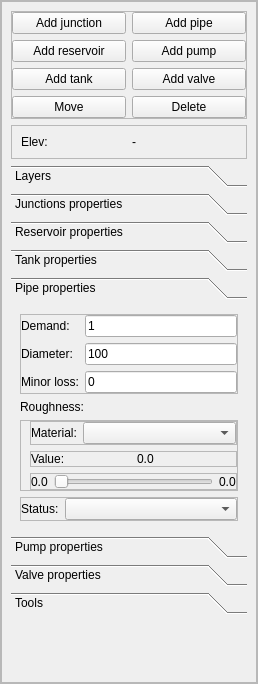
aecforge/QEPANET, file qepanet_dockwidget.ui: the form before one commit.
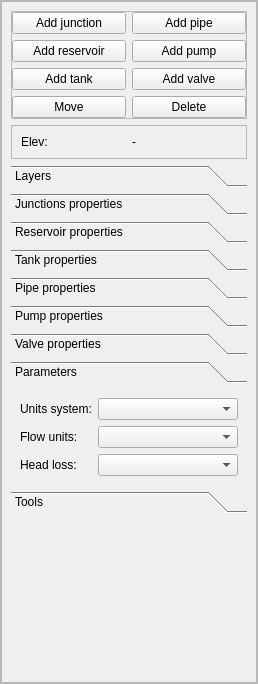
The form after the commit. The open tabs and pages were chosen to show the change.

Commit message: - Added support for US measurement system

```diff
--- a/qepanet_dockwidget.ui
+++ b/qepanet_dockwidget.ui
@@ -501,7 +501,7 @@
                <rect>
                 <x>0</x>
                 <y>0</y>
-                <width>236</width>
+                <width>219</width>
                 <height>220</height>
                </rect>
               </property>
@@ -538,7 +538,7 @@
                   <item row="1" column="0">
                    <widget class="QLabel" name="lbl_pipe_diameter">
                     <property name="text">
-                     <string>Diameter:</string>
+                     <string>Diameter [m]:</string>
                     </property>
                    </widget>
                   </item>
@@ -552,7 +552,7 @@
                   <item row="2" column="0">
                    <widget class="QLabel" name="lbl_pipe_loss">
                     <property name="text">
-                     <string>Minor loss:</string>
+                     <string>Minor loss [-]:</string>
                     </property>
                    </widget>
                   </item>
@@ -569,7 +569,7 @@
                <item>
                 <widget class="QLabel" name="lbl_pipe_roughness">
                  <property name="text">
-                  <string>Roughness:</string>
+                  <string>Roughness [-]:</string>
                  </property>
                 </widget>
                </item>
@@ -886,6 +886,43 @@
               <zorder>lbl_valve_curve</zorder>
               <zorder>cbo_valve_curve</zorder>
              </widget>
+             <widget class="QWidget" name="wgt_parameters">
+              <attribute name="label">
+               <string>Parameters</string>
+              </attribute>
+              <layout class="QFormLayout" name="formLayout_8">
+               <item row="0" column="0">
+                <widget class="QLabel" name="lbl_params_units">
+                 <property name="text">
+                  <string>Units system:</string>
+                 </property>
+                </widget>
+               </item>
+               <item row="0" column="1">
+                <widget class="QComboBox" name="cbo_params_units"/>
+               </item>
+               <item row="1" column="0">
+                <widget class="QLabel" name="lbl_params_flow_units">
+                 <property name="text">
+                  <string>Flow units:</string>
+                 </property>
+                </widget>
+               </item>
+               <item row="1" column="1">
+                <widget class="QComboBox" name="cbo_params_flow_units"/>
+               </item>
+               <item row="2" column="0">
+                <widget class="QLabel" name="lbl_params_headloss">
+                 <property name="text">
+                  <string>Head loss:</string>
+                 </property>
+                </widget>
+               </item>
+               <item row="2" column="1">
+                <widget class="QComboBox" name="cbo_params_headloss"/>
+               </item>
+              </layout>
+             </widget>
              <widget class="QWidget" name="wgt_tools">
               <property name="geometry">
                <rect>
```
Left out of the diff: 20 changed lines with no effect on the pictures. The commit also changes 7 other files.
